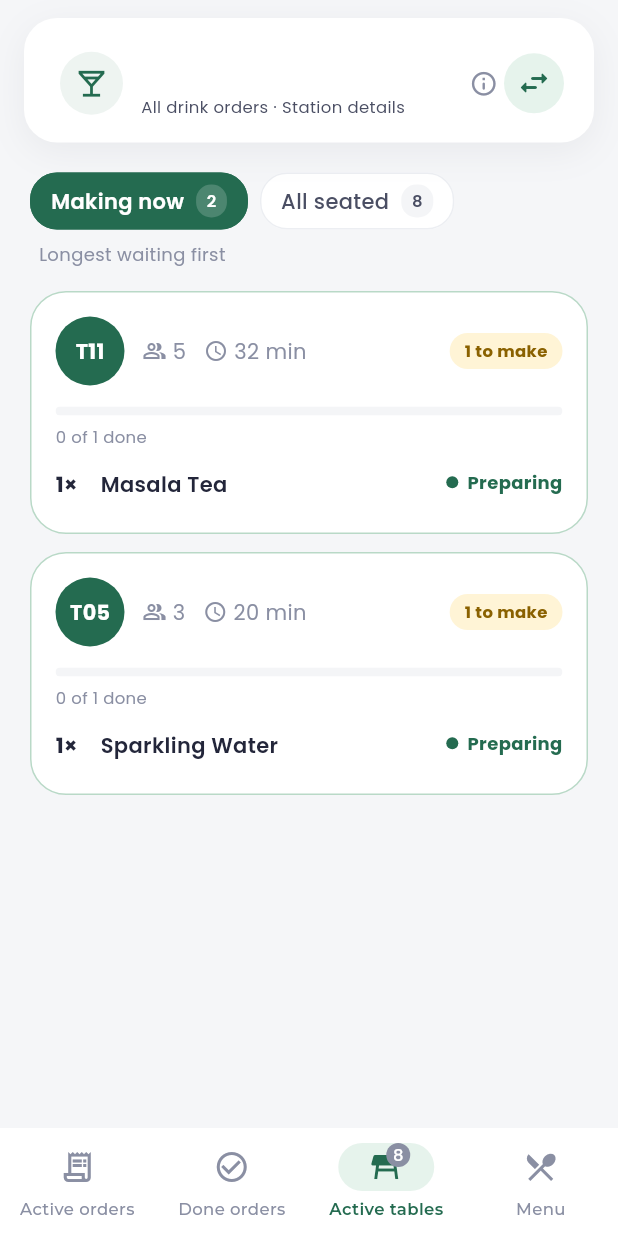
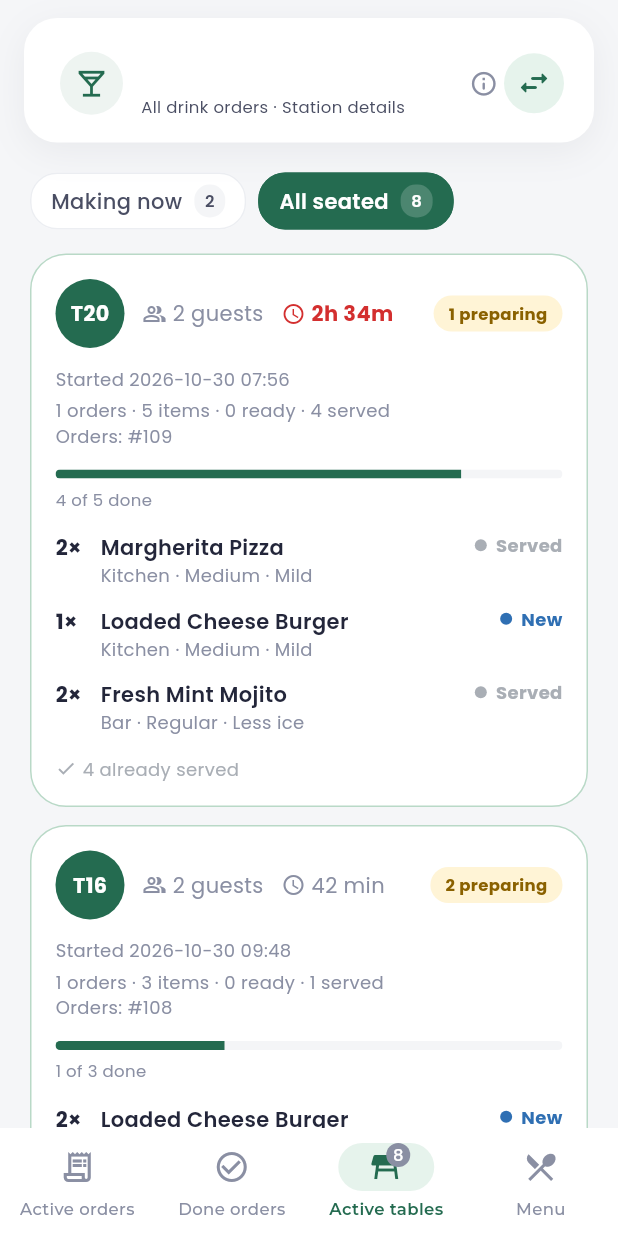
Before and after one commit to anastanyums/shiney-gestro-tablet, a Flutter app: the StationBoard screen opened directly with empty values, item 3 of the bottom bar chosen, on a phone screen of 412 x 824 dp. Run offline on Flutter 3.47's test engine with Material 3 defaults, Android fonts, the phone set to English and light mode, and no system bars; our stand-ins replace google_fonts, image_picker, shared_preferences, supabase_flutter, timezone; missing offline and left inert: in_app_update, mobile_scanner, print_bluetooth_thermal; accounts and stored records are empty.

Commit message:
Show all occupied tables with complete session item overview

```diff
--- a/lib/station_board.dart
+++ b/lib/station_board.dart
@@ -46,7 +46,7 @@ class _StationBoardState extends State<StationBoard> {
   String filter = 'Active';
   bool newestFirst = false;
   int section = 0; // 0 active orders, 1 done orders, 2 active tables, 3 menu
-  String tableFilter = 'Cooking', menuFilter = 'All', menuQuery = '';
+  String tableFilter = 'All', menuFilter = 'All', menuQuery = '';
   StationTicket? confirming;
   StationTicket? cancelling; // ticket whose header asks to cancel the order
   OrderLine? itemOpen,
@@ -1682,20 +1682,10 @@ class _StationBoardState extends State<StationBoard> {
     ]);
   }
 
-  // Seated tables; a workstation other than the default only lists tables that ordered from it.
-  List<DiningTable> get seatedTables {
-    final kitchen = widget.station == 'Kitchen';
-    return demoRestaurant.tables
-        .where(
-          (t) =>
-              t.active &&
-              (allDishes ||
-                  t.items.any(
-                    (x) => x.dish.drink != kitchen && inMyWs(x.dish),
-                  )),
-        )
-        .toList();
-  }
+  // Session overview includes every occupied dining table, regardless of workstation.
+  List<DiningTable> get seatedTables =>
+      demoRestaurant.tables.where((t) => t.active && !t.virtual).toList()
+        ..sort((a, b) => a.started!.compareTo(b.started!));
 
   Widget activeTables() {
     final kitchen = widget.station == 'Kitchen';
@@ -1758,16 +1748,22 @@ class _StationBoardState extends State<StationBoard> {
   }
 
   Widget stationTableCard(DiningTable t, bool kitchen) {
-    final items = t.items
-        .where((x) => x.dish.drink != kitchen && inMyWs(x.dish))
-        .toList();
+    final items = t.items.toList();
     int units(bool Function(OrderLine) test) =>
         items.where(test).fold<int>(0, (n, x) => n + x.quantity);
     final total = units((x) => true),
         done = units((x) => x.status == 'Ready' || x.status == 'Served'),
         served = units((x) => x.status == 'Served');
     final open = total - done;
-    final pending = items.where((x) => x.status != 'Served').toList();
+    final pending = items;
+    final orderNumbers = demoRestaurant.tickets
+        .where((ticket) =>
+            ticket.table == t.id &&
+            ticket.items.any((item) => items.contains(item)))
+        .map((ticket) => ticket.number)
+        .toSet()
+        .toList()
+      ..sort();
     final mins = DateTime.now().difference(t.started!).inMinutes;
     final slow = mins >= 45;
     final hasAllergy = pending.any((x) => x.allergy);
@@ -1794,7 +1790,7 @@ class _StationBoardState extends State<StationBoard> {
               const SizedBox(width: 12),
               const Icon(Icons.people_alt_outlined, size: 16, color: muted),
               const SizedBox(width: 4),
-              Text('${t.guests}', style: const TextStyle(color: muted)),
+              Text('${t.guests} guests', style: const TextStyle(color: muted)),
               const SizedBox(width: 12),
               Icon(
                 Icons.schedule,
@@ -1824,7 +1820,7 @@ class _StationBoardState extends State<StationBoard> {
                 ),
               statusPill(
                 open > 0
-                    ? '$open ${kitchen ? 'cooking' : 'to make'}'
+                    ? '$open preparing'
                     : total == 0
                         ? 'Nothing yet'
                         : 'All done',
@@ -1832,6 +1828,16 @@ class _StationBoardState extends State<StationBoard> {
               ),
             ],
           ),
+          const SizedBox(height: 12),
+          Text('Started ${t.started!.toLocal().toString().substring(0, 16)}',
+              style: const TextStyle(fontSize: 12, color: muted)),
+          const SizedBox(height: 4),
+          Text(
+              '${orderNumbers.length} orders · $total items · ${items.where((x) => x.status == 'Ready').fold<int>(0, (n, x) => n + x.quantity)} ready · $served served',
+              style: const TextStyle(fontSize: 12, color: muted)),
+          if (orderNumbers.isNotEmpty)
+            Text('Orders: ${orderNumbers.map((n) => '#$n').join(', ')}',
+                style: const TextStyle(fontSize: 12, color: muted)),
           if (total > 0) ...[
             const SizedBox(height: 14),
             ClipRRect(
@@ -1852,7 +1858,7 @@ class _StationBoardState extends State<StationBoard> {
           const SizedBox(height: 8),
           if (total == 0)
             Text(
-              'No ${kitchen ? 'food' : 'drinks'} ordered yet',
+              'No items ordered yet',
               style: const TextStyle(color: Color(0xFFA9AEB5)),
             ),
           ...pending.map(
@@ -1874,15 +1880,21 @@ class _StationBoardState extends State<StationBoard> {
                       children: [
                         Text(
                           x.dish.ticketName,
-                          maxLines: 1,
-                          overflow: TextOverflow.ellipsis,
                           style: const TextStyle(fontWeight: FontWeight.w600),
                         ),
-                        if (x.extras.isNotEmpty)
+                        Text(
+                            '${x.dish.drink ? 'Bar' : 'Kitchen'}${x.optionsText.isEmpty ? '' : ' · ${x.optionsText}'}',
+                            style: const TextStyle(fontSize: 12, color: muted)),
+                        if (x.allergy ||
+                            kitchenPreparationNote(x.note).isNotEmpty)
                           Padding(
                             padding: const EdgeInsets.only(top: 2),
                             child: Text(
-                              x.extras,
+                              [
+                                if (x.allergy) 'ALLERGY',
+                                if (kitchenPreparationNote(x.note).isNotEmpty)
+                                  kitchenPreparationNote(x.note)
+                              ].join(' · '),
                               style: TextStyle(
                                 fontSize: 12,
                                 color: x.allergy ? Colors.red.shade700 : muted,
```
